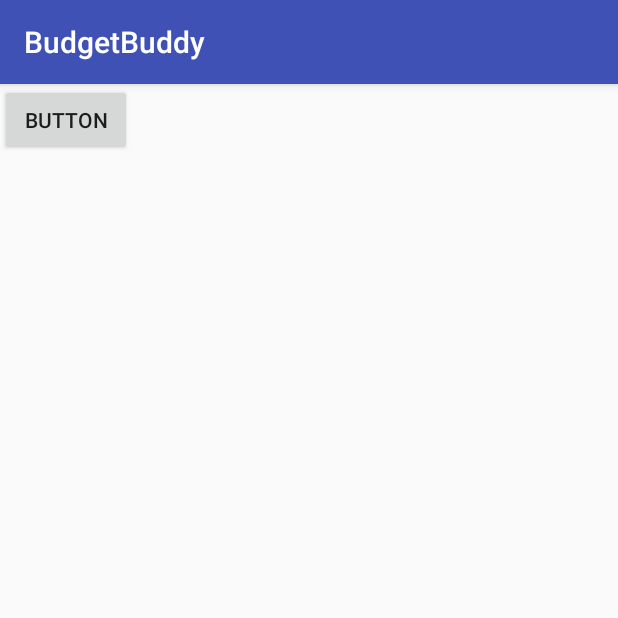
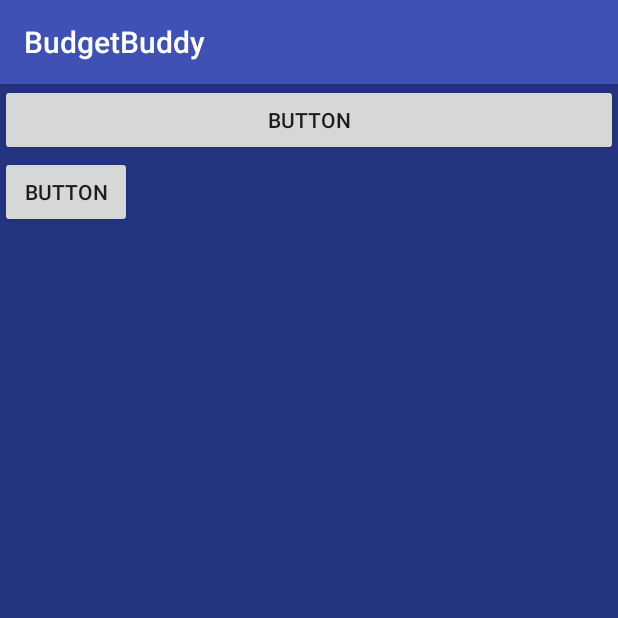
Before and after one commit to sarikasingh00/BudgetBuddy, an Android app: the screen it shows after launch (Welcome), on a phone screen of 412 x 824 dp, the top half of it. Run offline under Robolectric (Android 15) with nearby library versions, the phone set to English and light mode, and no system bars.

Commit message:
Test Commit4

```diff
--- a/app/src/main/res/layout/activity_welcome.xml
+++ b/app/src/main/res/layout/activity_welcome.xml
@@ -1,11 +1,18 @@
 <?xml version="1.0" encoding="utf-8"?>
 <LinearLayout xmlns:android="http://schemas.android.com/apk/res/android"
-    android:orientation="vertical"
     xmlns:app="http://schemas.android.com/apk/res-auto"
     xmlns:tools="http://schemas.android.com/tools"
     android:layout_width="match_parent"
     android:layout_height="match_parent"
+    android:background="#253481"
+    android:orientation="vertical"
     tools:context=".Welcome">
+
+    <Button
+        android:id="@+id/button2"
+        android:layout_width="match_parent"
+        android:layout_height="wrap_content"
+        android:text="Button" />
 
     <Button
         android:id="@+id/button"
```
